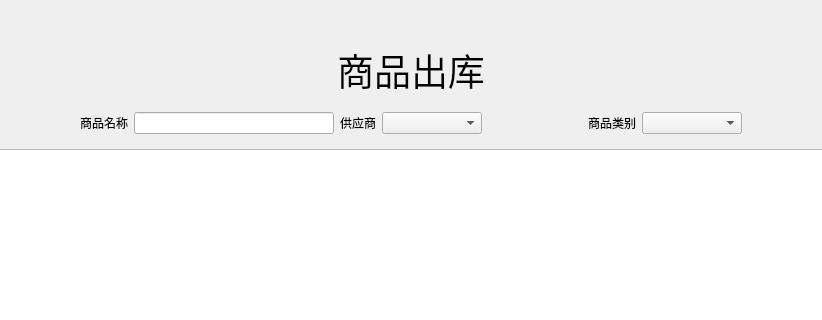
This is outform.ui in daidenghui1234/Supermarket-inventory-management-system as Qt 5 draws it before an edit; both pictures show x 139 to 961 and y 0 to 320 of the 1100 by 650 pixel window. The edited form follows.
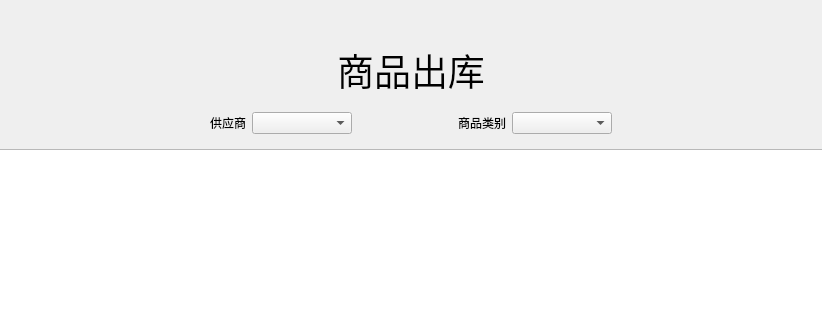
This is the edited form.

Patch:
```diff
--- a/outform.ui
+++ b/outform.ui
@@ -109,16 +109,6 @@
         </property>
        </spacer>
       </item>
-      <item>
-       <widget class="QLabel" name="label">
-        <property name="text">
-         <string>商品名称</string>
-        </property>
-       </widget>
-      </item>
-      <item>
-       <widget class="QLineEdit" name="lineEdit"/>
-      </item>
       <item>
        <widget class="QLabel" name="label_9">
         <property name="text">
```
